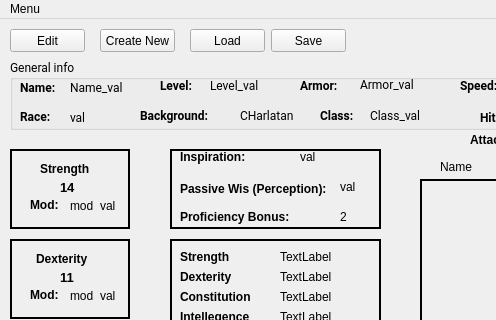
The window that DND_tracker_1_main_page.ui (ericmullally/dnd_tracker) describes before a commit, drawn with Qt 5; both pictures show x 0 to 496 and y 0 to 320 of the 1039 by 811 pixel window.
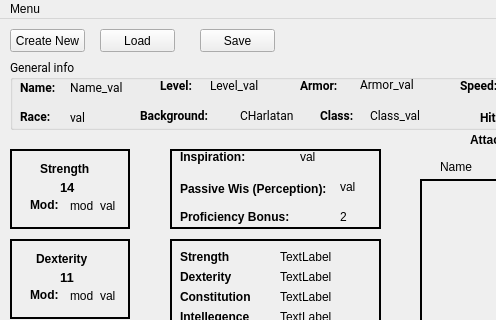
The same window after the commit.

```diff
--- a/DND_tracker_1_main_page.ui
+++ b/DND_tracker_1_main_page.ui
@@ -516,22 +516,6 @@
      </property>
     </widget>
    </widget>
-   <widget class="QPushButton" name="Edit_button">
-    <property name="geometry">
-     <rect>
-      <x>10</x>
-      <y>10</y>
-      <width>75</width>
-      <height>23</height>
-     </rect>
-    </property>
-    <property name="autoFillBackground">
-     <bool>false</bool>
-    </property>
-    <property name="text">
-     <string>Edit</string>
-    </property>
-   </widget>
    <widget class="QFrame" name="str_frame">
     <property name="geometry">
      <rect>
@@ -2360,7 +2344,7 @@
    <widget class="QPushButton" name="create_button">
     <property name="geometry">
      <rect>
-      <x>100</x>
+      <x>10</x>
       <y>10</y>
       <width>75</width>
       <height>23</height>
@@ -2373,7 +2357,7 @@
    <widget class="QPushButton" name="load_button">
     <property name="geometry">
      <rect>
-      <x>190</x>
+      <x>100</x>
       <y>10</y>
       <width>75</width>
       <height>23</height>
@@ -2505,7 +2489,7 @@
    <widget class="QPushButton" name="save_button">
     <property name="geometry">
      <rect>
-      <x>271</x>
+      <x>200</x>
       <y>10</y>
       <width>75</width>
       <height>23</height>
```
Left out of the diff: 6 changed lines with no effect on the pictures.
